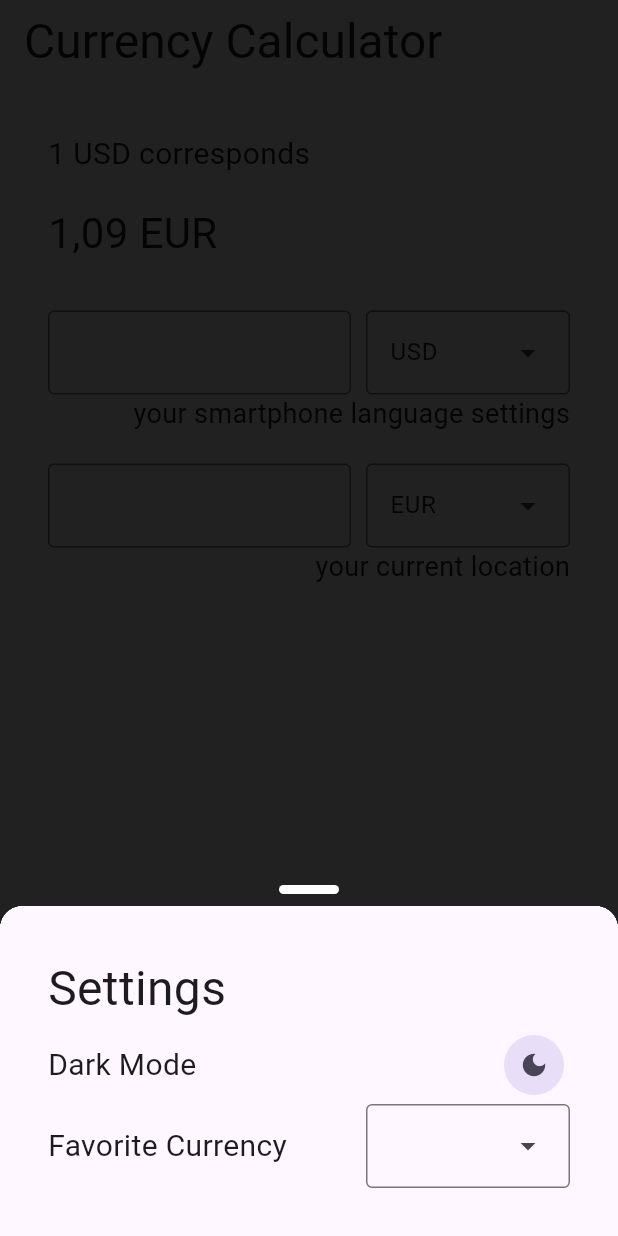
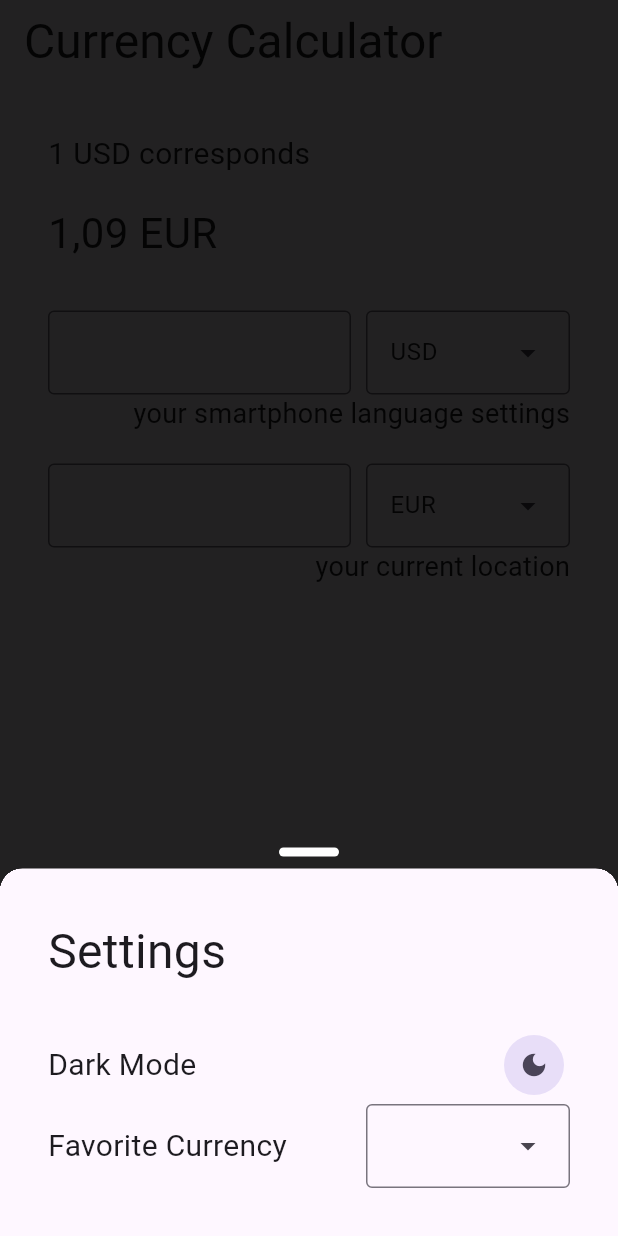
Before and after one commit to cleenc0de/currency-converter, a Flutter app: the screen it shows after launch, after a tap on the "settings" icon, on a phone screen of 412 x 824 dp. Run offline on Flutter 3.47's test engine with Material 3 defaults, Android fonts, the phone set to English and light mode, and no system bars; our stand-ins replace geocoding, geolocator, modal_bottom_sheet, shared_preferences.

Commit message:
a try to fix night mode switch issue in botton sheet

```diff
--- a/currency_converter/lib/screens/main.dart
+++ b/currency_converter/lib/screens/main.dart
@@ -229,6 +229,7 @@ class CurrencyConverterState extends State<CurrencyConverter> {
                   onPressed: () {
                     showBarModalBottomSheet(
                       enableDrag: true,
+                      backgroundColor: Theme.of(context).scaffoldBackgroundColor,
                       context: context,
                       builder: (context) => const Settings()
                     );
--- a/currency_converter/lib/screens/settings.dart
+++ b/currency_converter/lib/screens/settings.dart
@@ -17,7 +17,7 @@ class Settings extends StatelessWidget {
           child: Wrap(
             children: <Widget>[
               const Text('Settings', style: TextStyle(fontSize: 32),),
-              const SizedBox(height: 50,),
+              const SizedBox(height: 75,),
               Row(
                 mainAxisAlignment: MainAxisAlignment.spaceBetween,
                 children: [
```
